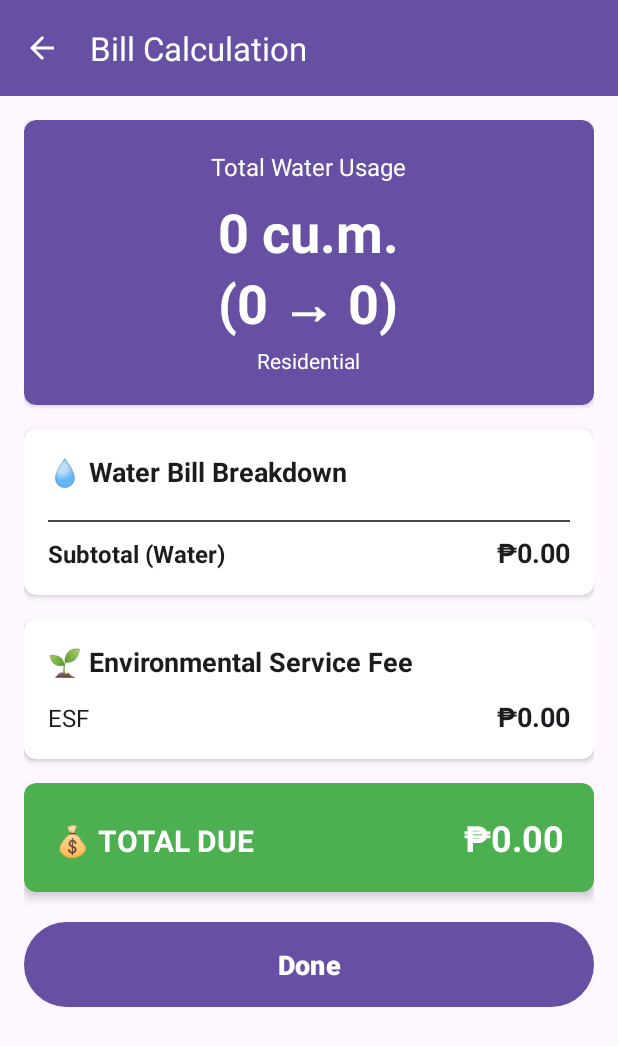
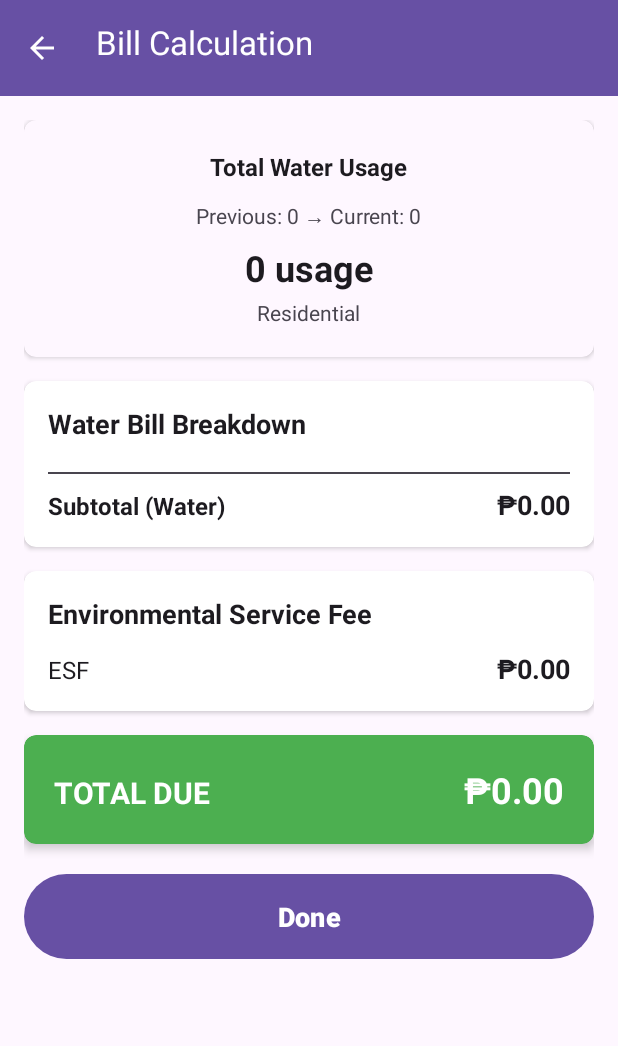
Before and after one commit to CodeKokeshi/MeterSnap, an Android app: the BillResultActivity screen opened directly, with no data from a screen before it, on a phone screen of 412 x 824 dp. Shown: the top 1046 px of the screen. Run offline under Robolectric (Android 15) with nearby library versions, the phone set to English and light mode, and no system bars.

Commit message:
Enhance UI and functionality across multiple activities; implement status bar insets, improve layout elements, and update drawable resources for better visual consistency.

```diff
--- a/app/src/main/java/com/kokeshi/metersnap/BillResultActivity.kt
+++ b/app/src/main/java/com/kokeshi/metersnap/BillResultActivity.kt
@@ -46,6 +46,18 @@ class BillResultActivity : AppCompatActivity() {
         supportActionBar?.setDisplayHomeAsUpEnabled(true)
         supportActionBar?.setDisplayShowHomeEnabled(true)
         supportActionBar?.title = "Bill Calculation"
+
+        // Apply status bar insets to toolbar using modern WindowInsets API
+        androidx.core.view.ViewCompat.setOnApplyWindowInsetsListener(toolbar) { view, windowInsets ->
+            val statusBarInsets = windowInsets.getInsets(androidx.core.view.WindowInsetsCompat.Type.systemBars())
+            view.setPadding(
+                view.paddingLeft,
+                statusBarInsets.top,
+                view.paddingRight,
+                view.paddingBottom
+            )
+            windowInsets
+        }
     }
 
     private fun setupListeners() {
@@ -63,13 +75,17 @@ class BillResultActivity : AppCompatActivity() {
         val esfFee = intent.getDoubleExtra("ESF_FEE", 0.0)
         val totalBill = intent.getDoubleExtra("TOTAL_BILL", 0.0)
 
-        // Display usage
-        textUsage.text = "$usage cu.m.\n($previousReading → $currentReading)"
+        // Display usage with proper formatting
+        textUsage.text = "$usage usage"
 
-        // Display rate type
+        // Display readings
+        textRateType.text = "Previous: $previousReading → Current: $currentReading"
+
+        // Display rate type name
+        val textRateTypeName = findViewById<TextView>(R.id.text_rate_type_name)
         val rateTypeFormatted = rateType.replace("_", " ").lowercase()
             .split(" ").joinToString(" ") { it.capitalize() }
-        textRateType.text = rateTypeFormatted
+        textRateTypeName.text = rateTypeFormatted
 
         // Display tier breakdown
         displayTierBreakdown()
@@ -86,27 +102,33 @@ class BillResultActivity : AppCompatActivity() {
         val tierData = listOf(
             Triple(intent.getIntExtra("TIER_1_USAGE", 0),
                    intent.getDoubleExtra("TIER_1_AMOUNT", 0.0),
-                   "1-10 cu.m. (Minimum Charge)"),
+                   "1-10 usage (Minimum Charge)"),
             Triple(intent.getIntExtra("TIER_2_USAGE", 0),
                    intent.getDoubleExtra("TIER_2_AMOUNT", 0.0),
-                   "11-20 cu.m."),
+                   "11-20 usage"),
             Triple(intent.getIntExtra("TIER_3_USAGE", 0),
                    intent.getDoubleExtra("TIER_3_AMOUNT", 0.0),
-                   "21-30 cu.m."),
+                   "21-30 usage"),
             Triple(intent.getIntExtra("TIER_4_USAGE", 0),
                    intent.getDoubleExtra("TIER_4_AMOUNT", 0.0),
-                   "31-40 cu.m."),
+                   "31-40 usage"),
             Triple(intent.getIntExtra("TIER_5_USAGE", 0),
                    intent.getDoubleExtra("TIER_5_AMOUNT", 0.0),
-                   "41+ cu.m.")
+                   "41+ usage")
         )
 
+        android.util.Log.d("BillResult", "Tier breakdown data: $tierData")
+
         for ((usage, amount, label) in tierData) {
+            android.util.Log.d("BillResult", "Processing tier: $label, usage: $usage, amount: $amount")
             if (usage > 0) {
                 val tierView = createTierView(label, usage, amount)
                 containerTierBreakdown.addView(tierView)
+                android.util.Log.d("BillResult", "Added tier view for $label")
             }
         }
+
+        android.util.Log.d("BillResult", "Total tier views: ${containerTierBreakdown.childCount}")
     }
 
     private fun createTierView(label: String, usage: Int, amount: Double): CardView {
@@ -136,9 +158,11 @@ class BillResultActivity : AppCompatActivity() {
                 LinearLayout.LayoutParams.WRAP_CONTENT,
                 1f
             )
-            text = "$label\n$usage cu.m."
+            text = "$label\n$usage usage"
             textSize = 14f
-            setTextColor(resources.getColor(android.R.color.black, theme))
+            val typedValue = android.util.TypedValue()
+            theme.resolveAttribute(android.R.attr.textColorPrimary, typedValue, true)
+            setTextColor(typedValue.data)
         }
 
         val textAmount = TextView(this).apply {
@@ -148,7 +172,9 @@ class BillResultActivity : AppCompatActivity() {
             )
             text = String.format(Locale.US, "₱%.2f", amount)
             textSize = 16f
-            setTextColor(resources.getColor(android.R.color.black, theme))
+            val typedValue = android.util.TypedValue()
+            theme.resolveAttribute(android.R.attr.textColorPrimary, typedValue, true)
+            setTextColor(typedValue.data)
         }
 
         linearLayout.addView(textLabel)
--- a/app/src/main/java/com/kokeshi/metersnap/MainActivity.kt
+++ b/app/src/main/java/com/kokeshi/metersnap/MainActivity.kt
@@ -24,7 +24,7 @@ import java.util.concurrent.Executors
 class MainActivity : AppCompatActivity() {
     private lateinit var cameraContainer: FrameLayout
     private lateinit var btnSnap: Button
-    private lateinit var btnManualInput: Button
+    private lateinit var btnManualInput: ImageButton
     private lateinit var btnSettings: ImageButton
 
     private var cameraExecutor: ExecutorService? = null
--- a/app/src/main/res/layout/activity_bill_result.xml
+++ b/app/src/main/res/layout/activity_bill_result.xml
@@ -19,10 +19,14 @@
             android:minHeight="?attr/actionBarSize"
             android:background="?attr/colorPrimary"
             android:elevation="4dp"
+            android:fitsSystemWindows="true"
+            android:paddingBottom="8dp"
             android:theme="@style/ThemeOverlay.AppCompat.Dark.ActionBar"
+            app:contentInsetStartWithNavigation="0dp"
             app:navigationIcon="?attr/homeAsUpIndicator"
             app:title="Bill Calculation"
-            app:titleTextColor="@android:color/white" />
+            app:titleTextColor="@android:color/white"
+            app:titleMarginStart="8dp" />
 
         <!-- Content -->
         <LinearLayout
@@ -38,7 +42,7 @@
                 android:layout_marginBottom="16dp"
                 app:cardCornerRadius="8dp"
                 app:cardElevation="2dp"
-                app:cardBackgroundColor="?attr/colorPrimary">
+                app:cardBackgroundColor="?android:attr/colorBackground">
 
                 <LinearLayout
                     android:layout_width="match_parent"
@@ -51,26 +55,36 @@
                         android:layout_width="wrap_content"
                         android:layout_height="wrap_content"
                         android:text="Total Water Usage"
-                        android:textColor="@android:color/white"
+                        android:textColor="?android:attr/textColorPrimary"
                         android:textSize="16sp"
+                        android:textStyle="bold"
+                        android:layout_marginBottom="12dp" />
+
+                    <TextView
+                        android:id="@+id/text_rate_type"
+                        android:layout_width="wrap_content"
+                        android:layout_height="wrap_content"
+                        android:text="Previous: 50 → Current: 79"
+                        android:textColor="?android:attr/textColorSecondary"
+                        android:textSize="14sp"
                         android:layout_marginBottom="8dp" />
 
                     <TextView
                         android:id="@+id/text_usage"
                         android:layout_width="wrap_content"
                         android:layout_height="wrap_content"
-                        android:text="29 cu.m."
-                        android:textColor="@android:color/white"
-                        android:textSize="36sp"
+                        android:text="29 usage"
+                        android:textColor="?android:attr/textColorPrimary"
+                        android:textSize="24sp"
                         android:textStyle="bold"
                         android:layout_marginBottom="4dp" />
 
                     <TextView
-                        android:id="@+id/text_rate_type"
+                        android:id="@+id/text_rate_type_name"
                         android:layout_width="wrap_content"
                         android:layout_height="wrap_content"
                         android:text="Residential"
-                        android:textColor="@android:color/white"
+                        android:textColor="?android:attr/textColorSecondary"
                         android:textSize="14sp" />
                 </LinearLayout>
             </androidx.cardview.widget.CardView>
@@ -92,7 +106,7 @@
                     <TextView
                         android:layout_width="match_parent"
                         android:layout_height="wrap_content"
-                        android:text="💧 Water Bill Breakdown"
+                        android:text="Water Bill Breakdown"
                         android:textColor="?android:attr/textColorPrimary"
                         android:textSize="18sp"
                         android:textStyle="bold"
@@ -154,7 +168,7 @@
                     <TextView
                         android:layout_width="match_parent"
                         android:layout_height="wrap_content"
-                        android:text="🌱 Environmental Service Fee"
+                        android:text="Environmental Service Fee"
                         android:textColor="?android:attr/textColorPrimary"
                         android:textSize="18sp"
                         android:textStyle="bold"
@@ -204,7 +218,7 @@
                         android:layout_width="0dp"
                         android:layout_height="wrap_content"
                         android:layout_weight="1"
-                        android:text="💰 TOTAL DUE"
+                        android:text="TOTAL DUE"
                         android:textColor="@android:color/white"
                         android:textSize="20sp"
                         android:textStyle="bold" />
@@ -225,6 +239,7 @@
                 android:id="@+id/btn_done"
                 android:layout_width="match_parent"
                 android:layout_height="wrap_content"
+                android:layout_marginBottom="80dp"
                 android:padding="16dp"
                 android:text="Done"
                 android:textSize="18sp"
```
Also changed, not shown: app/src/main/java/com/kokeshi/metersnap/ManualInputActivity.kt (+12 -0 lines), app/src/main/res/drawable/circular_button_background.xml (added, +8 -0 lines), app/src/main/res/drawable/ic_manual_input.xml (added, +11 -0 lines), app/src/main/res/drawable/rounded_button_background.xml (added, +9 -0 lines), app/src/main/res/layout/activity_main.xml (+22 -21 lines), app/src/main/res/layout/activity_manual_input.xml (+16 -10 lines).
